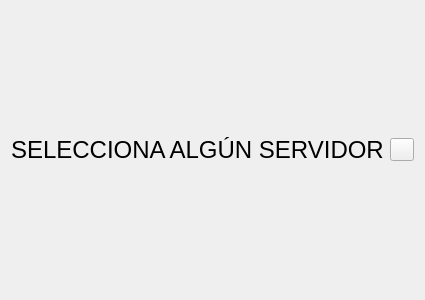
Before: the Qt Designer form interfaz_cliente.ui in kevteg/blackjack, drawn with Qt 5.
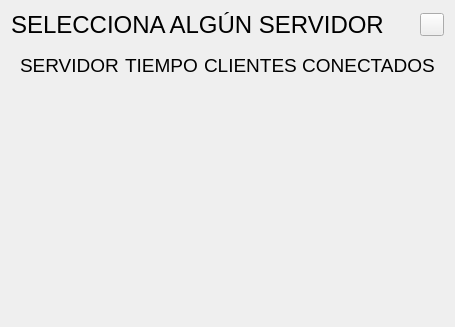
After: the same form once the commit is applied.

Commit message: Mejoras significativas de la interfaz del cliente

```diff
--- a/interfaz_cliente.ui
+++ b/interfaz_cliente.ui
@@ -6,8 +6,8 @@
    <rect>
     <x>0</x>
     <y>0</y>
-    <width>401</width>
-    <height>300</height>
+    <width>414</width>
+    <height>327</height>
    </rect>
   </property>
   <property name="windowTitle">
@@ -18,6 +18,12 @@
     <layout class="QVBoxLayout" name="verticalLayout">
      <item>
       <layout class="QHBoxLayout" name="horizontalLayout_5">
+       <property name="leftMargin">
+        <number>0</number>
+       </property>
+       <property name="topMargin">
+        <number>0</number>
+       </property>
        <item>
         <widget class="QLabel" name="label">
          <property name="sizePolicy">
@@ -63,10 +69,199 @@
       </layout>
      </item>
      <item>
-      <layout class="QVBoxLayout" name="serversLayout"/>
+      <widget class="QWidget" name="titulosw" native="true">
+       <layout class="QGridLayout" name="gridLayout">
+        <item row="0" column="0">
+         <layout class="QHBoxLayout" name="titulos">
+          <item>
+           <widget class="QLabel" name="label_3">
+            <property name="font">
+             <font>
+              <family>Ubuntu</family>
+              <pointsize>14</pointsize>
+             </font>
+            </property>
+            <property name="text">
+             <string>SERVIDOR</string>
+            </property>
+           </widget>
+          </item>
+          <item>
+           <spacer name="horizontalSpacer_10">
+            <property name="orientation">
+             <enum>Qt::Horizontal</enum>
+            </property>
+            <property name="sizeHint" stdset="0">
+             <size>
+              <width>40</width>
+              <height>20</height>
+             </size>
+            </property>
+           </spacer>
+          </item>
+          <item>
+           <spacer name="horizontalSpacer_2">
+            <property name="orientation">
+             <enum>Qt::Horizontal</enum>
+            </property>
+            <property name="sizeHint" stdset="0">
+             <size>
+              <width>40</width>
+              <height>20</height>
+             </size>
+            </property>
+           </spacer>
+          </item>
+          <item>
+           <spacer name="horizontalSpacer_4">
+            <property name="orientation">
+             <enum>Qt::Horizontal</enum>
+            </property>
+            <property name="sizeHint" stdset="0">
+             <size>
+              <width>40</width>
+              <height>20</height>
+             </size>
+            </property>
+           </spacer>
+          </item>
+          <item>
+           <widget class="QLabel" name="label_2">
+            <property name="font">
+             <font>
+              <family>Ubuntu</family>
+              <pointsize>14</pointsize>
+             </font>
+            </property>
+            <property name="text">
+             <string>TIEMPO</string>
+            </property>
+           </widget>
+          </item>
+          <item>
+           <spacer name="horizontalSpacer_7">
+            <property name="orientation">
+             <enum>Qt::Horizontal</enum>
+            </property>
+            <property name="sizeHint" stdset="0">
+             <size>
+              <width>40</width>
+              <height>20</height>
+             </size>
+            </property>
+           </spacer>
+          </item>
+          <item>
+           <spacer name="horizontalSpacer_9">
+            <property name="orientation">
+             <enum>Qt::Horizontal</enum>
+            </property>
+            <property name="sizeHint" stdset="0">
+             <size>
+              <width>40</width>
+              <height>20</height>
+             </size>
+            </property>
+           </spacer>
+          </item>
+          <item>
+           <spacer name="horizontalSpacer_8">
+            <property name="orientation">
+             <enum>Qt::Horizontal</enum>
+            </property>
+            <property name="sizeHint" stdset="0">
+             <size>
+              <width>40</width>
+              <height>20</height>
+             </size>
+            </property>
+           </spacer>
+          </item>
+          <item>
+           <spacer name="horizontalSpacer_3">
+            <property name="orientation">
+             <enum>Qt::Horizontal</enum>
+            </property>
+            <property name="sizeHint" stdset="0">
+             <size>
+              <width>40</width>
+              <height>20</height>
+             </size>
+            </property>
+           </spacer>
+          </item>
+          <item>
+           <spacer name="horizontalSpacer_6">
+            <property name="orientation">
+             <enum>Qt::Horizontal</enum>
+            </property>
+            <property name="sizeHint" stdset="0">
+             <size>
+              <width>40</width>
+              <height>20</height>
+             </size>
+            </property>
+           </spacer>
+          </item>
+          <item>
+           <widget class="QLabel" name="label_4">
+            <property name="font">
+             <font>
+              <family>Ubuntu</family>
+              <pointsize>14</pointsize>
+             </font>
+            </property>
+            <property name="text">
+             <string>CLIENTES CONECTADOS</string>
+            </property>
+           </widget>
+          </item>
+          <item>
+           <spacer name="horizontalSpacer_5">
+            <property name="orientation">
+             <enum>Qt::Horizontal</enum>
+            </property>
+            <property name="sizeHint" stdset="0">
+             <size>
+              <width>40</width>
+              <height>20</height>
+             </size>
+            </property>
+           </spacer>
+          </item>
+         </layout>
+        </item>
+       </layout>
+      </widget>
+     </item>
+     <item>
+      <layout class="QVBoxLayout" name="serversLayout">
+       <property name="spacing">
+        <number>0</number>
+       </property>
+       <property name="sizeConstraint">
+        <enum>QLayout::SetDefaultConstraint</enum>
+       </property>
+       <property name="topMargin">
+        <number>0</number>
+       </property>
+      </layout>
      </item>
     </layout>
    </item>
+   <item>
+    <spacer name="verticalSpacer">
+     <property name="orientation">
+      <enum>Qt::Vertical</enum>
+     </property>
+     <property name="sizeHint" stdset="0">
+      <size>
+       <width>20</width>
+       <height>40</height>
+      </size>
+     </property>
+    </spacer>
+   </item>
   </layout>
  </widget>
  <resources/>
```
The commit also changes 3 other files.
